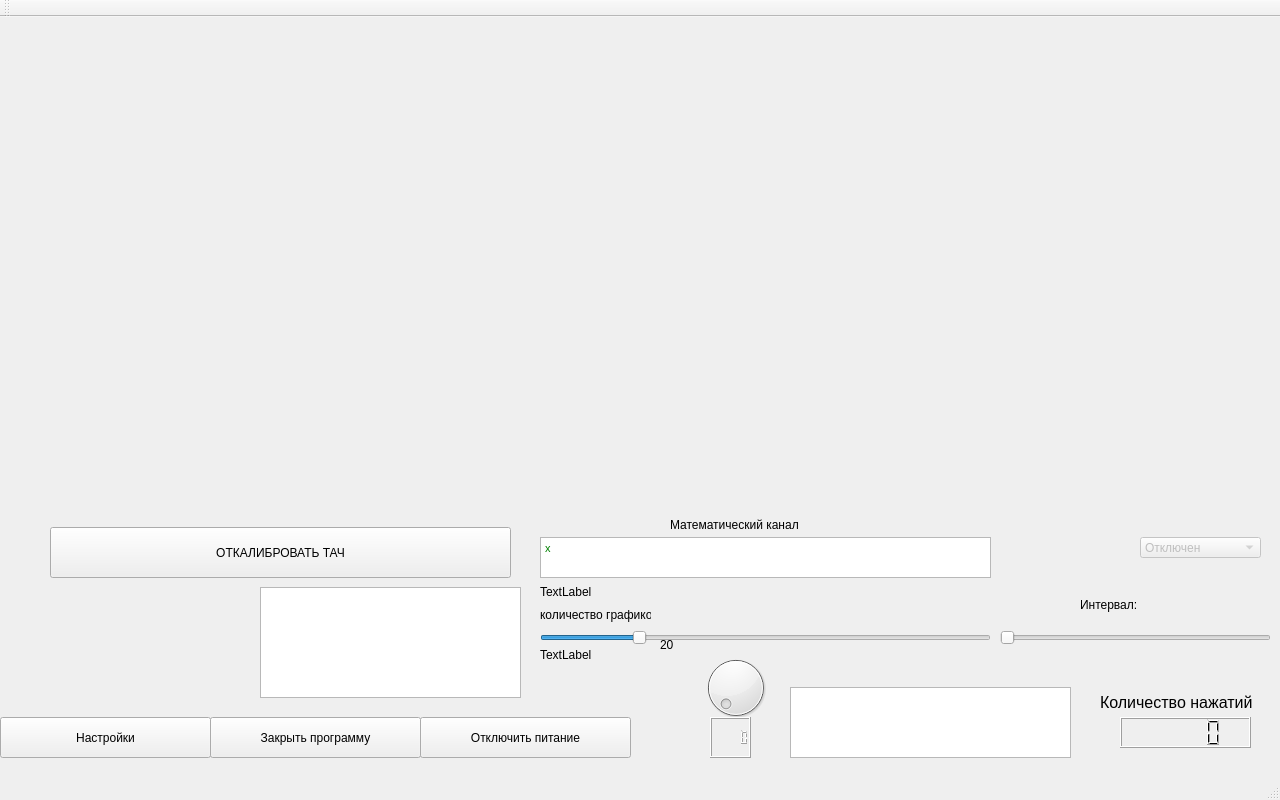
tomyqg/topaz-m, file mainwindow.ui: the form before one commit.
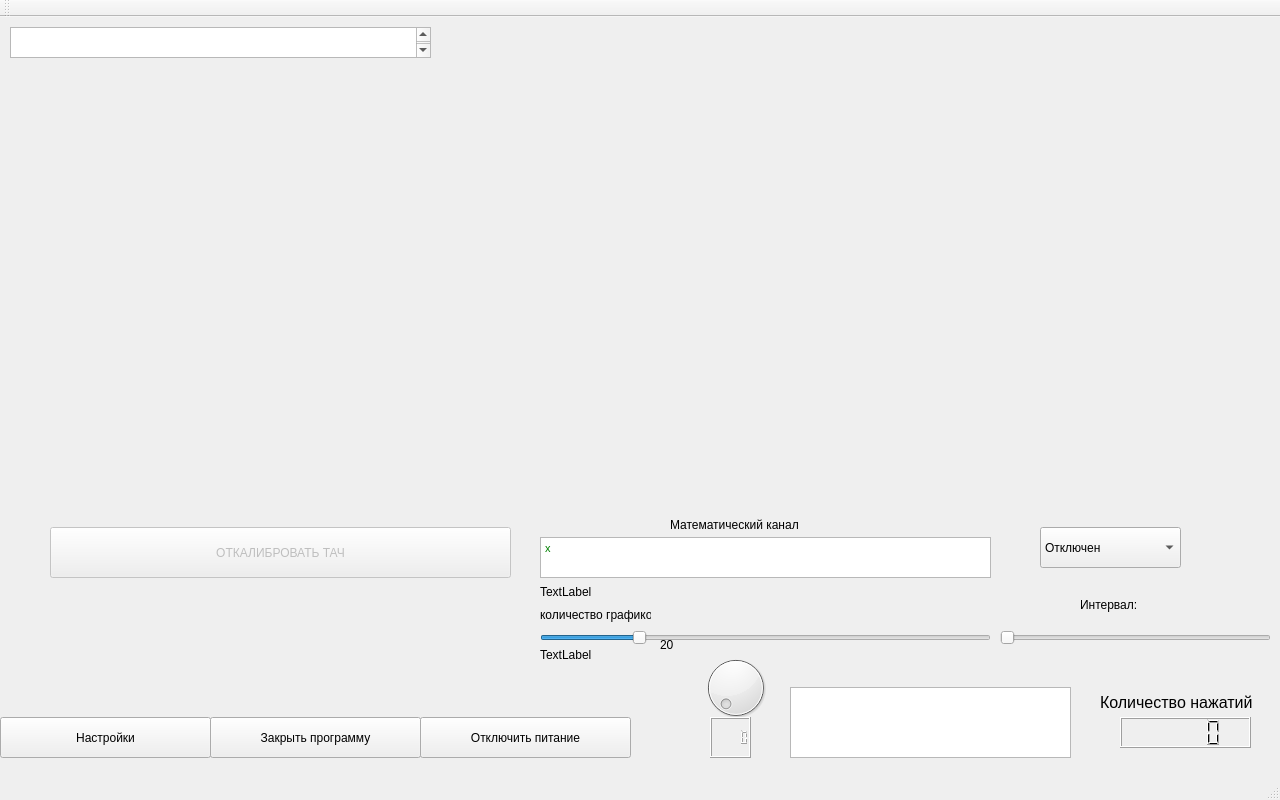
The form after the commit. Icons and pictures are not drawn. Custom widgets are drawn as their Qt base class.

Diff of the .ui file:
```diff
--- a/mainwindow.ui
+++ b/mainwindow.ui
@@ -55,31 +55,6 @@
      <enum>Qt::ClickFocus</enum>
     </property>
    </widget>
-   <widget class="QTextEdit" name="textEdit_2">
-    <property name="geometry">
-     <rect>
-      <x>260</x>
-      <y>570</y>
-      <width>261</width>
-      <height>111</height>
-     </rect>
-    </property>
-    <property name="font">
-     <font>
-      <pointsize>20</pointsize>
-     </font>
-    </property>
-    <property name="focusPolicy">
-     <enum>Qt::ClickFocus</enum>
-    </property>
-    <property name="html">
-     <string>&lt;!DOCTYPE HTML PUBLIC &quot;-//W3C//DTD HTML 4.0//EN&quot; &quot;http://www.w3.org/TR/REC-html40/strict.dtd&quot;&gt;
-&lt;html&gt;&lt;head&gt;&lt;meta name=&quot;qrichtext&quot; content=&quot;1&quot; /&gt;&lt;style type=&quot;text/css&quot;&gt;
-p, li { white-space: pre-wrap; }
-&lt;/style&gt;&lt;/head&gt;&lt;body style=&quot; font-family:'MS Shell Dlg 2'; font-size:20pt; font-weight:400; font-style:normal;&quot;&gt;
-&lt;p style=&quot;-qt-paragraph-type:empty; margin-top:0px; margin-bottom:0px; margin-left:0px; margin-right:0px; -qt-block-indent:0; text-indent:0px;&quot;&gt;&lt;br /&gt;&lt;/p&gt;&lt;/body&gt;&lt;/html&gt;</string>
-    </property>
-   </widget>
    <widget class="QPushButton" name="pushButton">
     <property name="geometry">
      <rect>
@@ -380,14 +355,14 @@
    </widget>
    <widget class="QComboBox" name="comboBox_13">
     <property name="enabled">
-     <bool>false</bool>
+     <bool>true</bool>
     </property>
     <property name="geometry">
      <rect>
-      <x>1140</x>
-      <y>520</y>
-      <width>121</width>
-      <height>21</height>
+      <x>1040</x>
+      <y>510</y>
+      <width>141</width>
+      <height>41</height>
      </rect>
     </property>
     <property name="mouseTracking">
@@ -453,6 +428,9 @@
     </property>
    </widget>
    <widget class="QPushButton" name="pushButton_4">
+    <property name="enabled">
+     <bool>false</bool>
+    </property>
     <property name="geometry">
      <rect>
       <x>50</x>
@@ -465,6 +443,34 @@
      <string>ОТКАЛИБРОВАТЬ ТАЧ</string>
     </property>
    </widget>
+   <widget class="QTextEdit" name="textEdit_2">
+    <property name="geometry">
+     <rect>
+      <x>10</x>
+      <y>10</y>
+      <width>421</width>
+      <height>31</height>
+     </rect>
+    </property>
+    <property name="font">
+     <font>
+      <family>Times New Roman</family>
+      <pointsize>18</pointsize>
+      <weight>75</weight>
+      <bold>true</bold>
+     </font>
+    </property>
+    <property name="focusPolicy">
+     <enum>Qt::ClickFocus</enum>
+    </property>
+    <property name="html">
+     <string>&lt;!DOCTYPE HTML PUBLIC &quot;-//W3C//DTD HTML 4.0//EN&quot; &quot;http://www.w3.org/TR/REC-html40/strict.dtd&quot;&gt;
+&lt;html&gt;&lt;head&gt;&lt;meta name=&quot;qrichtext&quot; content=&quot;1&quot; /&gt;&lt;style type=&quot;text/css&quot;&gt;
+p, li { white-space: pre-wrap; }
+&lt;/style&gt;&lt;/head&gt;&lt;body style=&quot; font-family:'Times New Roman'; font-size:18pt; font-weight:600; font-style:normal;&quot;&gt;
+&lt;p style=&quot;-qt-paragraph-type:empty; margin-top:0px; margin-bottom:0px; margin-left:0px; margin-right:0px; -qt-block-indent:0; text-indent:0px; font-family:'MS Shell Dlg 2'; font-size:20pt; font-weight:400;&quot;&gt;&lt;br /&gt;&lt;/p&gt;&lt;/body&gt;&lt;/html&gt;</string>
+    </property>
+   </widget>
   </widget>
   <widget class="QMenuBar" name="menuBar">
    <property name="geometry">
```
Left out of the diff: 9 changed lines with no effect on the pictures.
